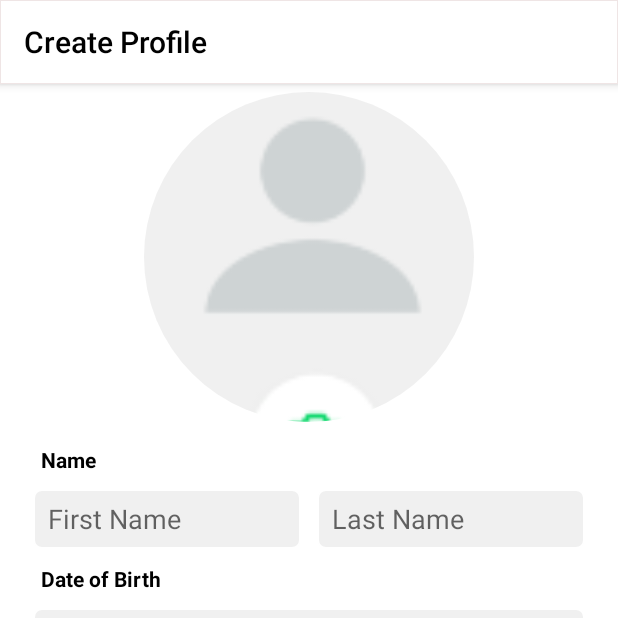
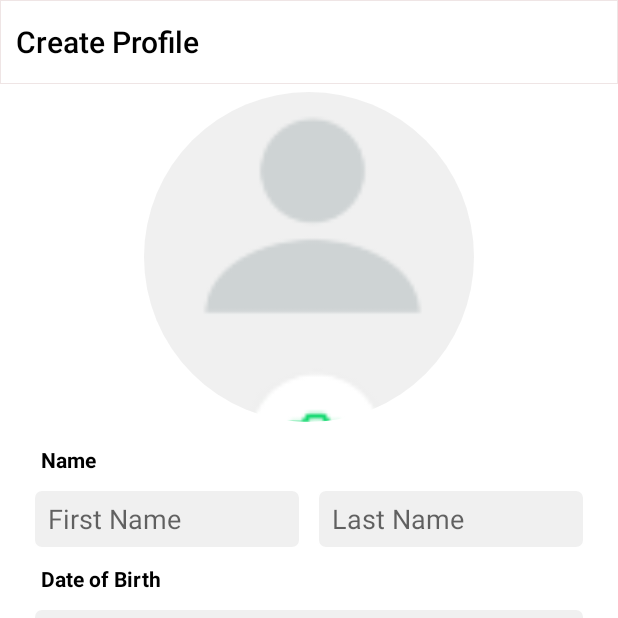
Before and after one commit to Adil1999/BistroChat, an Android app: the CreateProfileActivity screen opened directly, with no data from a screen before it, on a phone screen of 412 x 824 dp, the top half of it. Run offline under Robolectric (Android 15) with nearby library versions, the phone set to English and light mode, and no system bars; our stand-ins replace CircleImageView, Firebase (no records; nobody signed in at launch, a user with empty details on screens opened directly).

Commit message:
Added Edit profile code

```diff
--- a/app/src/main/java/com/adil/i170127/CreateProfileActivity.java
+++ b/app/src/main/java/com/adil/i170127/CreateProfileActivity.java
@@ -1,6 +1,7 @@
 package com.adil.i170127;
 
 import androidx.annotation.NonNull;
+import androidx.annotation.RequiresApi;
 import androidx.appcompat.app.AppCompatActivity;
 import androidx.appcompat.widget.Toolbar;
 
@@ -8,6 +9,7 @@ import android.content.Intent;
 import android.graphics.Bitmap;
 import android.graphics.Color;
 import android.net.Uri;
+import android.os.Build;
 import android.os.Bundle;
 import android.provider.MediaStore;
 import android.text.TextUtils;
@@ -16,6 +18,7 @@ import android.view.View;
 import android.widget.Button;
 import android.widget.EditText;
 import android.widget.ImageView;
+import android.widget.RelativeLayout;
 import android.widget.TextView;
 import android.widget.Toast;
 
@@ -47,10 +50,11 @@ public class CreateProfileActivity extends AppCompatActivity {
 
 
     Toolbar toolbar;
+    RelativeLayout rl;
 
     EditText fname,lname,number,bio,date;
     Button male,female,none,save;
-    TextView appTitle;
+    TextView title;
     String f_name,l_name,no,bio_data,dt,gender,img,id;
     ImageView profile;
     Uri imagePath = null;
@@ -69,6 +73,7 @@ public class CreateProfileActivity extends AppCompatActivity {
         super.onActivityResult(requestCode, resultCode, data);
     }
 
+    @RequiresApi(api = Build.VERSION_CODES.JELLY_BEAN_MR1)
     @Override
     protected void onCreate(Bundle savedInstanceState) {
         super.onCreate(savedInstanceState);
@@ -80,8 +85,9 @@ public class CreateProfileActivity extends AppCompatActivity {
         database = FirebaseDatabase.getInstance();
         reference = database.getReference("Users").child(user.getUid());
 
-        toolbar = (Toolbar) findViewById(R.id.myAppBar);
-        appTitle = toolbar.findViewById(R.id.title);
+        rl = findViewById(R.id.bar_layout);
+        toolbar = rl.findViewById(R.id.myAppBar);
+        title = rl.findViewById(R.id.title);
         fname = findViewById(R.id.fname);
         lname = findViewById(R.id.lname);
         number = findViewById(R.id.number);
@@ -93,8 +99,11 @@ public class CreateProfileActivity extends AppCompatActivity {
         save = findViewById(R.id.save);
         profile = findViewById(R.id.civ);
 
-        appTitle.setText("Create Profile");
-        appTitle.setTextColor(Color.BLACK);
+        title.setText("Create Profile");
+        title.setTextColor(Color.BLACK);
+        addOrRemoveProperty(title, RelativeLayout.ALIGN_PARENT_LEFT, true);
+        addOrRemoveProperty(title, RelativeLayout.CENTER_IN_PARENT, false);
+
         id = user.getUid().trim();
 
 
@@ -182,11 +191,6 @@ public class CreateProfileActivity extends AppCompatActivity {
                                             reference.push().setValue(new User(user.getUid(), f_name, l_name, dt, gender, no, bio_data, img));
                                             startActivity(new Intent(CreateProfileActivity.this, HomeActivity.class));
                                             finish();
-                                            Toast.makeText(
-                                                    CreateProfileActivity.this,
-                                                    id,
-                                                    Toast.LENGTH_LONG
-                                            ).show();
                                         }
                                     })
                                     .addOnFailureListener(new OnFailureListener() {
@@ -218,4 +222,16 @@ public class CreateProfileActivity extends AppCompatActivity {
             }
         });
     }
+
+    @RequiresApi(api = Build.VERSION_CODES.JELLY_BEAN_MR1)
+    private void addOrRemoveProperty(View view, int property, boolean flag){
+        RelativeLayout.LayoutParams layoutParams = (RelativeLayout.LayoutParams) view.getLayoutParams();
+        if(flag){
+            layoutParams.addRule(property);
+        }else {
+            layoutParams.removeRule(property);
+        }
+        view.setLayoutParams(layoutParams);
+    }
+
 }
--- a/app/src/main/java/com/adil/i170127/MessageActivity.java
+++ b/app/src/main/java/com/adil/i170127/MessageActivity.java
@@ -1,6 +1,7 @@
 package com.adil.i170127;
 
 import androidx.annotation.NonNull;
+import androidx.annotation.RequiresApi;
 import androidx.appcompat.app.AppCompatActivity;
 import androidx.appcompat.widget.Toolbar;
 import androidx.recyclerview.widget.LinearLayoutManager;
@@ -8,12 +9,14 @@ import androidx.recyclerview.widget.RecyclerView;
 import de.hdodenhof.circleimageview.CircleImageView;
 
 import android.content.Intent;
+import android.os.Build;
 import android.os.Bundle;
 import android.util.Log;
 import android.view.View;
 import android.widget.EditText;
 import android.widget.ImageButton;
 import android.widget.ImageView;
+import android.widget.RelativeLayout;
 import android.widget.TextView;
 import android.widget.Toast;
 
@@ -170,8 +173,6 @@ public class MessageActivity extends AppCompatActivity {
                         chats.add(chat);
                     }
 
-
-                    Log.d("Reading Chats: ",chats.get(0).getMessage());
                 }
                 MyRvAdapter = new MessageAdpater(MessageActivity.this, chats, imgUrl);
                 rv.setAdapter(MyRvAdapter);
@@ -184,5 +185,4 @@ public class MessageActivity extends AppCompatActivity {
         });
 
     }
-
 }
--- a/app/src/main/java/com/adil/i170127/User.java
+++ b/app/src/main/java/com/adil/i170127/User.java
@@ -1,6 +1,8 @@
 package com.adil.i170127;
 
-public class User {
+import java.io.Serializable;
+
+public class User implements Serializable {
     public String getId() {
         return id;
     }
--- a/app/src/main/res/layout/appbar.xml
+++ b/app/src/main/res/layout/appbar.xml
@@ -1,21 +1,29 @@
 <?xml version="1.0" encoding="utf-8"?>
-<androidx.appcompat.widget.Toolbar
+<RelativeLayout
     xmlns:android="http://schemas.android.com/apk/res/android"
     xmlns:app="http://schemas.android.com/apk/res-auto"
+    android:id="@+id/bar_layout"
+    android:background="@drawable/toolbar_background"
     android:layout_width="match_parent"
-    android:layout_height="?attr/actionBarSize"
-    android:background="@drawable/toolbar_background"
-    android:elevation="4dp"
-    android:fitsSystemWindows="true"
-    android:id="@+id/myAppBar"
-    android:theme="@style/ThemeOverlay.AppCompat.Dark">
+    android:layout_height="?attr/actionBarSize">
+
+    <androidx.appcompat.widget.Toolbar
+        android:layout_width="match_parent"
+        android:layout_height="?attr/actionBarSize"
+        android:fitsSystemWindows="true"
+        android:id="@+id/myAppBar"
+        android:theme="@style/ThemeOverlay.AppCompat.Dark"/>
 
     <TextView
         android:id="@+id/title"
         android:layout_width="wrap_content"
-        android:layout_height="wrap_content"
-        android:text="@string/app_name"
+        android:layout_height="match_parent"
+        android:text="BistroChat"
+        android:layout_marginLeft="10dp"
+        android:gravity="center"
+        android:layout_centerInParent="true"
         style="@style/TextAppearance.AppCompat.Widget.ActionBar.Title"
+        android:textSize="20dp"
         android:textColor="@color/colorPrimary"/>
 
-</androidx.appcompat.widget.Toolbar>
+</RelativeLayout>
```
Also changed, not shown: app/src/main/AndroidManifest.xml (+6 -1 lines), app/src/main/java/com/adil/i170127/EditProfileActivity.java (added, +119 -0 lines), app/src/main/java/com/adil/i170127/HomeActivity.java (+5 -13 lines), app/src/main/java/com/adil/i170127/MainActivity.java (+11 -13 lines), app/src/main/java/com/adil/i170127/ProfileBottomSheet.java (+6 -1 lines).
